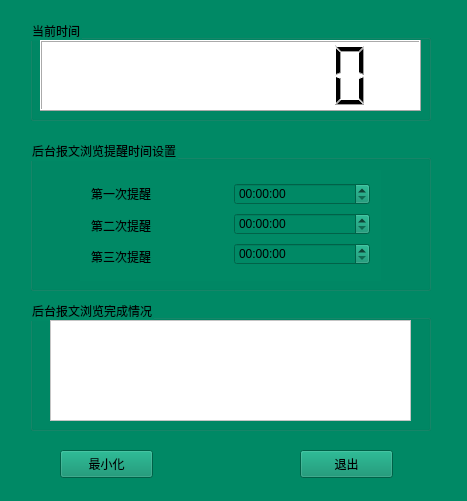
Old version of the form 009clock/AlarmClock/widget.ui in the repository ISeeWorld/QtProject.
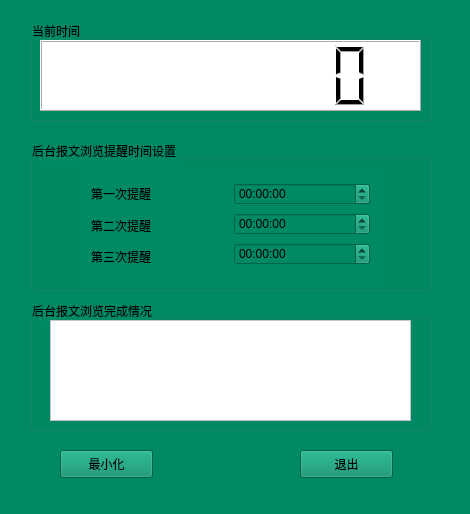
New version of the form.

Patch:
```diff
--- a/009clock/AlarmClock/widget.ui
+++ b/009clock/AlarmClock/widget.ui
@@ -6,8 +6,8 @@
    <rect>
     <x>0</x>
     <y>0</y>
-    <width>467</width>
-    <height>501</height>
+    <width>470</width>
+    <height>514</height>
    </rect>
   </property>
   <property name="windowTitle">
```
